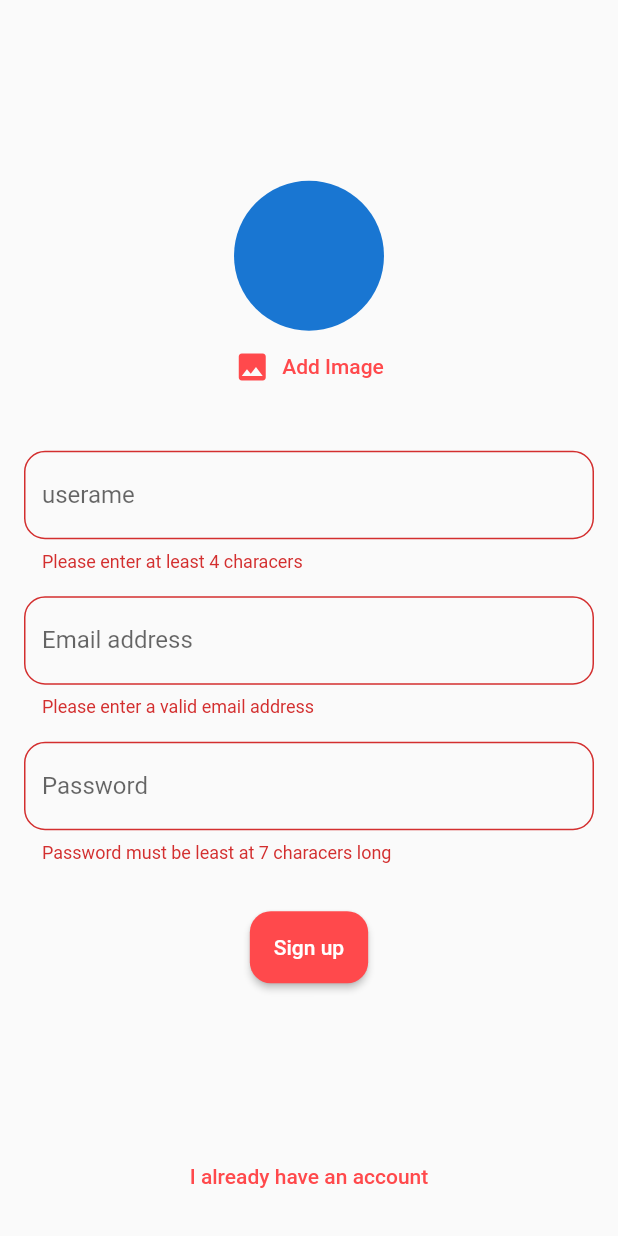
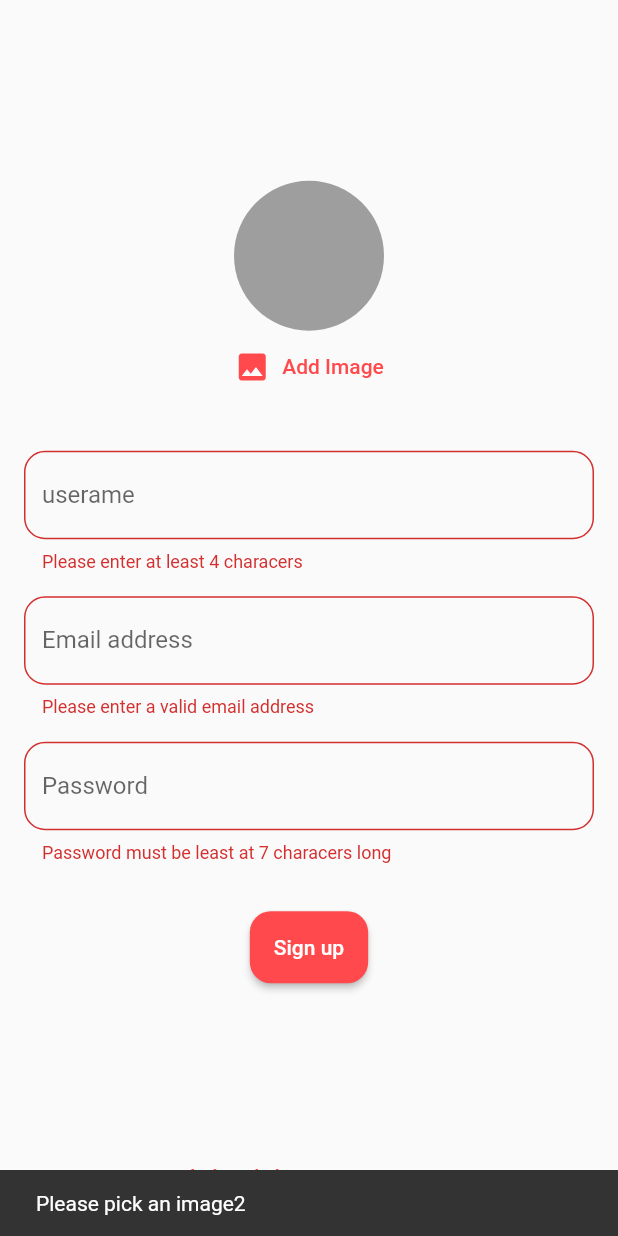
Before and after one commit to HeshanWeerasooriya/Thought-Hub, a Flutter app: the screen it shows after launch, after a tap on "Sign up", on a phone screen of 412 x 824 dp. Run offline on Flutter 3.47's test engine with Material 2 defaults, Android fonts, the phone set to English and light mode, and no system bars; our stand-ins replace cloud_firestore, firebase_auth, firebase_core, firebase_storage, google_fonts, image_picker; missing offline and left inert: change_app_package_name; accounts and stored records are empty.

Commit message:
user image added

```diff
--- a/lib/main.dart
+++ b/lib/main.dart
@@ -3,6 +3,8 @@ import 'package:thought_hub/screens/signup_screen.dart';
 import 'package:thought_hub/theme.dart';
 import 'package:change_app_package_name/change_app_package_name.dart';
 import 'package:firebase_core/firebase_core.dart';
+
+///////////SIGNUP ALMOST DONE////////////////////
 
 void main() async {
   WidgetsFlutterBinding.ensureInitialized();
--- a/lib/screens/signup_screen.dart
+++ b/lib/screens/signup_screen.dart
@@ -1,6 +1,11 @@
+import 'dart:io';
+
 import 'package:cloud_firestore/cloud_firestore.dart';
 import 'package:firebase_auth/firebase_auth.dart';
+import 'package:firebase_storage/firebase_storage.dart';
 import 'package:flutter/material.dart';
+import 'package:flutter/services.dart';
+import 'package:image_picker/image_picker.dart';
 import 'package:thought_hub/constants.dart';
 import 'package:thought_hub/screens/signin_screen.dart';
 
@@ -19,6 +24,20 @@ class _SignupScreenState extends State<SignupScreen> {
   String _userName = '';
   String _userEmail = '';
   String _userPassword = '';
+  XFile? image;
+
+  final ImagePicker picker = ImagePicker();
+
+  void _pickImage() async {
+    final XFile? pickedImageFile = await picker.pickImage(
+      source: ImageSource.camera,
+      imageQuality: 50,
+      maxWidth: 150,
+    );
+    setState(() {
+      image = pickedImageFile!;
+    });
+  }
 
   Future<void> _trySubmit() async {
     final isValid = _formKey.currentState!.validate();
@@ -27,17 +46,53 @@ class _SignupScreenState extends State<SignupScreen> {
     if (isValid) {
       _formKey.currentState!.save();
     }
+
+    try {
+      if (image != null) {
         userCredential = await _auth.createUserWithEmailAndPassword(
           email: _userEmail,
           password: _userPassword,
         );
+      } else {
+        ScaffoldMessenger.of(context).showSnackBar(
+          const SnackBar(
+            content: Text('Please pick an image2'),
+          ),
+        );
+      }
+
+      final ref = FirebaseStorage.instance
+          .ref()
+          .child('user_image')
+          .child(userCredential.user!.uid + '.jpg');
+
+      await ref.putFile(File(image!.path));
+
+      final url = await ref.getDownloadURL();
+
       await FirebaseFirestore.instance
           .collection('users')
           .doc(userCredential.user?.uid)
           .set({
-      'username': _userName,
-      'email:': _userEmail,
+        'username': _userName.trim(),
+        'email:': _userEmail.trim(),
+        'image_url': url,
       });
+    } on PlatformException catch (error) {
+      var message = 'An error occurred, please check your credentials!';
+
+      if (error.message != null) {
+        message = error.message!;
+      }
+
+      ScaffoldMessenger.of(context).showSnackBar(
+        SnackBar(
+          content: Text(message),
+        ),
+      );
+    } catch (error) {
+      print(error);
+    }
   }
 
   @override
@@ -56,13 +111,27 @@ class _SignupScreenState extends State<SignupScreen> {
                       key: _formKey,
                       child: Column(
                         children: [
-                          CircleAvatar(
-                            radius: 50,
+                          image == null
+                              ? Container(
+                                  width: 100.0,
+                                  height: 100.0,
+                                  decoration: const BoxDecoration(
+                                    shape: BoxShape.circle,
+                                    color: Colors.grey,
+                                  ),
+                                )
+                              : ClipOval(
+                                  child: Image.file(
+                                    File(image!.path),
+                                    width: 100,
+                                    height: 100,
+                                    fit: BoxFit.cover,
+                                  ),
                                 ),
                           TextButton.icon(
-                            icon: Icon(Icons.image),
-                            label: Text('Add Image'),
-                            onPressed: () {},
+                            icon: const Icon(Icons.image),
+                            label: const Text('Add Image'),
+                            onPressed: _pickImage,
                           ),
                           const SizedBox(
                             height: defaultPadding * 2,
@@ -122,7 +191,7 @@ class _SignupScreenState extends State<SignupScreen> {
                           ),
                           ElevatedButton(
                             onPressed: _trySubmit,
-                            child: Text('Sign up'),
+                            child: const Text('Sign up'),
                           ),
                         ],
                       ),
@@ -141,7 +210,7 @@ class _SignupScreenState extends State<SignupScreen> {
                         ),
                       );
                     },
-                    child: Text('I already have an account'),
+                    child: const Text('I already have an account'),
                   ),
                 ],
               ),
```
Lines whose indentation alone changed are shown as unchanged.
